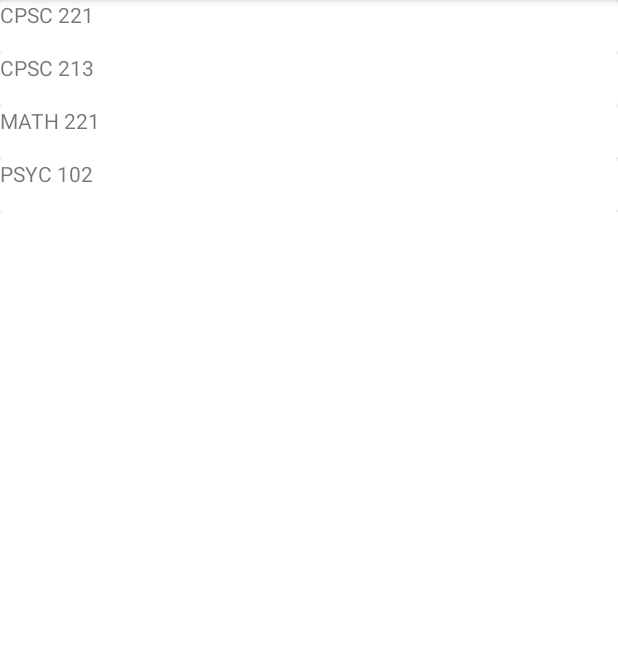
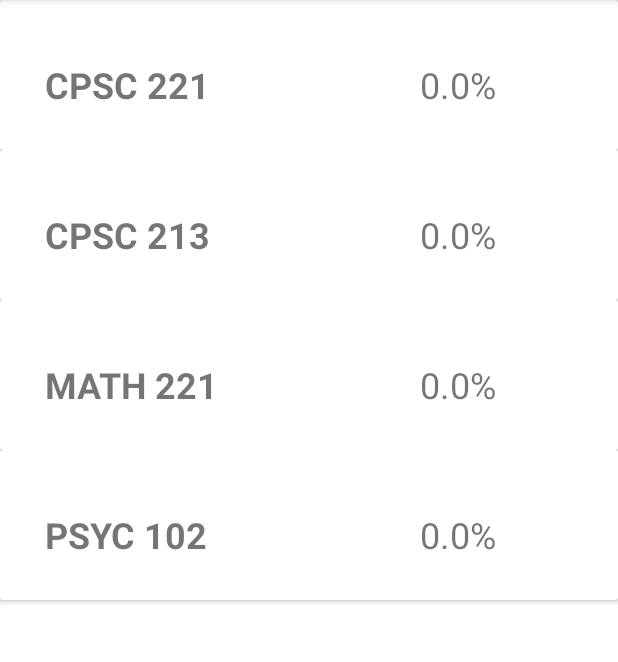
Before and after one commit to Lallit-N/upGrade, an Android app: the screen it shows after launch (MainActivity), on a phone screen of 412 x 824 dp, the part 84-746 px from its top. Run offline under Robolectric (Android 15) with nearby library versions, the phone set to English and light mode, and no system bars.

Commit message:
- added display for course grade

```diff
--- a/app/src/main/java/com/example/gradetracker/CourseAdapter.java
+++ b/app/src/main/java/com/example/gradetracker/CourseAdapter.java
@@ -14,10 +14,12 @@ public class CourseAdapter extends RecyclerView.Adapter<CourseAdapter.ExampleVie
 
     public static class ExampleViewHolder extends RecyclerView.ViewHolder {
         public TextView courseName;
+        public TextView courseGrade;
 
         public ExampleViewHolder(View itemView) {
             super(itemView);
             courseName = itemView.findViewById(R.id.course_name);
+            courseGrade = itemView.findViewById(R.id.course_grade);
         }
     }
 
@@ -36,6 +38,7 @@ public class CourseAdapter extends RecyclerView.Adapter<CourseAdapter.ExampleVie
     public void onBindViewHolder(ExampleViewHolder holder, int position) {
         Course currentItem = courseList.get(position);
         holder.courseName.setText(currentItem.getName());
+        holder.courseGrade.setText(currentItem.getCurrentGrade());
     }
     @Override
     public int getItemCount() {
--- a/app/src/main/res/layout/activity_main.xml
+++ b/app/src/main/res/layout/activity_main.xml
@@ -10,4 +10,5 @@
         android:layout_width="match_parent"
         android:layout_height="match_parent"
         tools:layout_editor_absoluteX="66dp" />
+
 </androidx.constraintlayout.widget.ConstraintLayout>
--- a/app/src/main/res/layout/course_row.xml
+++ b/app/src/main/res/layout/course_row.xml
@@ -1,24 +1,31 @@
 <?xml version="1.0" encoding="utf-8"?>
-<androidx.constraintlayout.widget.ConstraintLayout xmlns:android="http://schemas.android.com/apk/res/android"
+<androidx.cardview.widget.CardView xmlns:android="http://schemas.android.com/apk/res/android"
     xmlns:app="http://schemas.android.com/apk/res-auto"
-    xmlns:tools="http://schemas.android.com/tools"
     android:layout_width="match_parent"
-    android:layout_height="wrap_content">
+    android:layout_height="100dp"
+    app:cardBackgroundColor="#FFFFFF">
 
-    <androidx.cardview.widget.CardView
-        android:id="@+id/cardView"
-        android:layout_width="match_parent"
-        android:layout_height="0dp"
-        app:layout_constraintEnd_toEndOf="parent"
-        app:layout_constraintStart_toStartOf="parent"
-        tools:layout_editor_absoluteY="51dp">
+    <TextView
+        android:id="@+id/course_grade"
+        android:layout_width="112dp"
+        android:layout_height="wrap_content"
+        android:layout_marginStart="280dp"
+        android:layout_marginLeft="280dp"
+        android:layout_marginTop="40dp"
+        android:layout_marginBottom="25dp"
+        android:text="TextView"
+        android:textSize="24sp" />
 
-        <TextView
-            android:id="@+id/course_name"
-            android:layout_width="wrap_content"
-            android:layout_height="wrap_content"
-            android:layout_marginBottom="16dp"
-            android:text="TextView" />
-    </androidx.cardview.widget.CardView>
+    <TextView
+        android:id="@+id/course_name"
+        android:layout_width="123dp"
+        android:layout_height="wrap_content"
+        android:layout_marginStart="30dp"
+        android:layout_marginLeft="30dp"
+        android:layout_marginTop="40dp"
+        android:layout_marginBottom="25dp"
+        android:text="TextView"
+        android:textSize="24sp"
+        android:textStyle="bold" />
 
-</androidx.constraintlayout.widget.ConstraintLayout>
+</androidx.cardview.widget.CardView>
```
